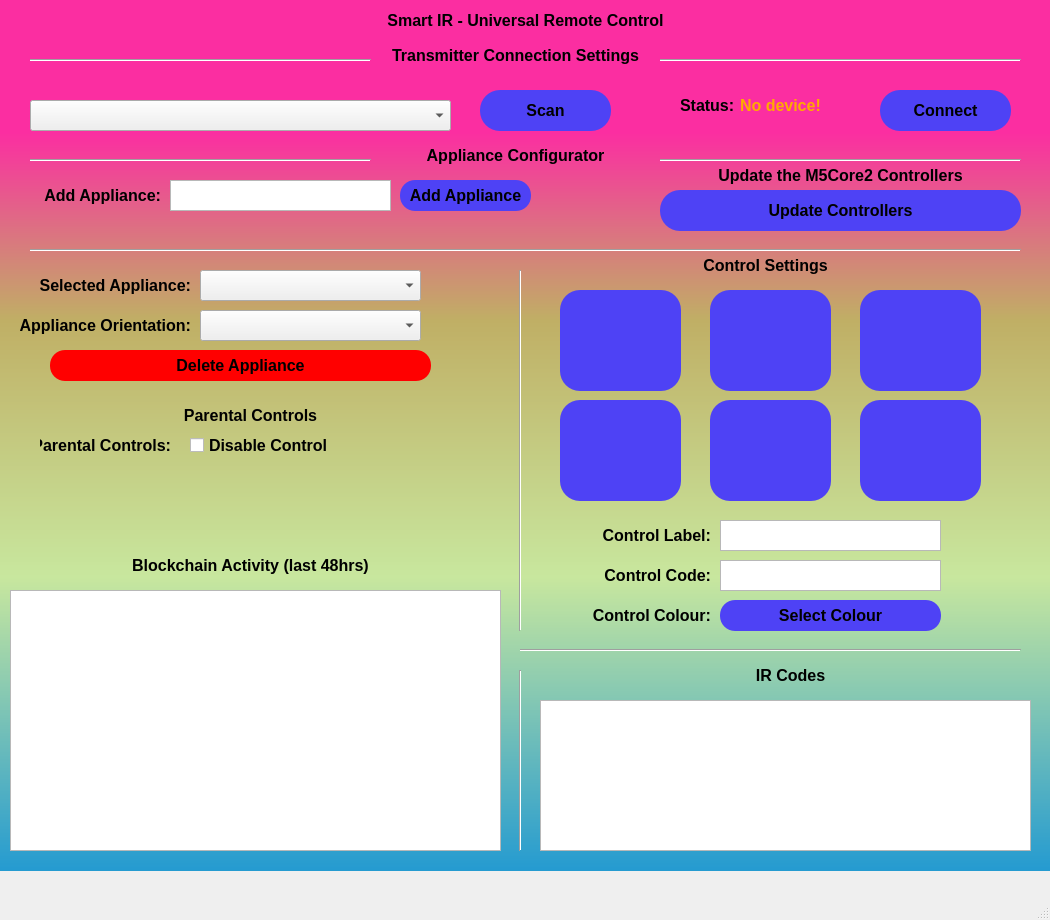
Old version of the form pc_software/ui/mainScreenUI.ui in the repository aburo8/ir-remote-saturn-yellow.
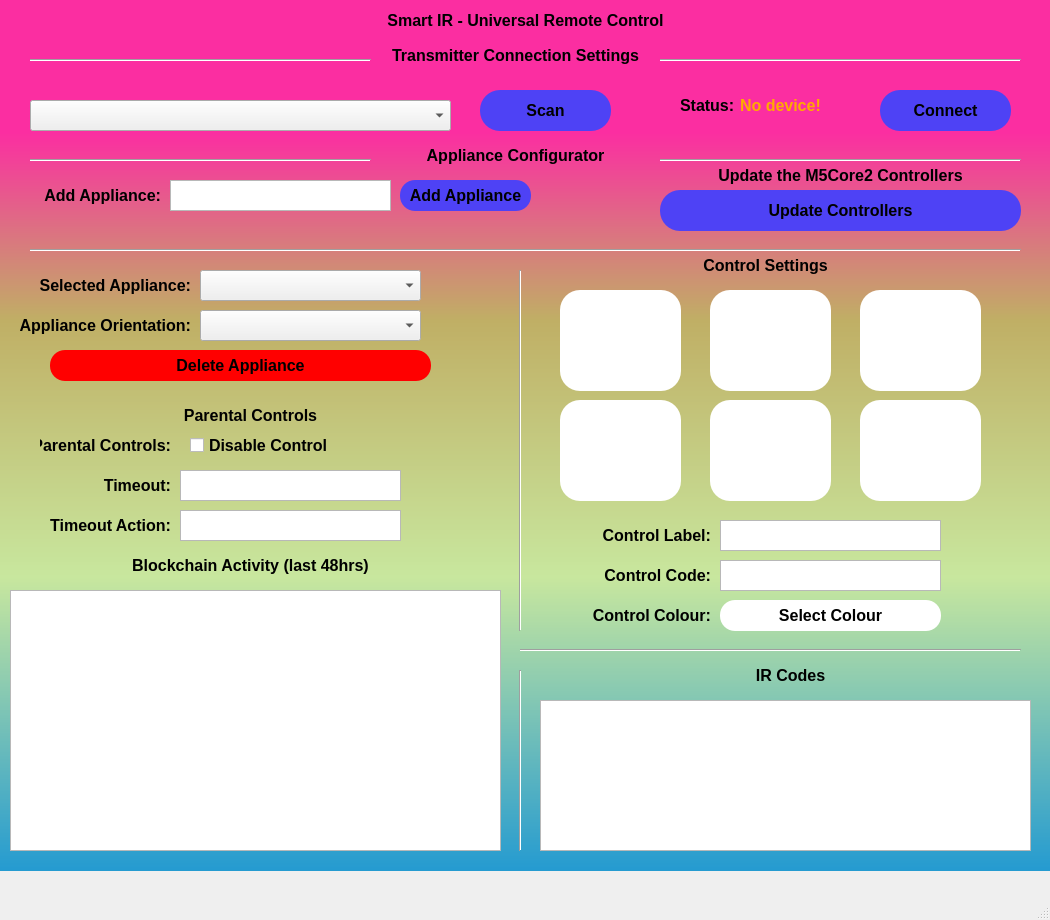
New version of the form.

Commit message: [Blockchain] Added timeout parental controls + GUI screen update

Patch:
```diff
--- a/pc_software/ui/mainScreenUI.ui
+++ b/pc_software/ui/mainScreenUI.ui
@@ -604,7 +604,7 @@
      </property>
      <property name="styleSheet">
       <string notr="true">border-radius:15px;
-background-color:rgb(78, 66, 245);
+background-color:rgb(255, 255, 255);
 font: 75 12pt &quot;MS Shell Dlg 2&quot;;</string>
      </property>
      <property name="text">
@@ -673,7 +673,7 @@
      </property>
      <property name="styleSheet">
       <string notr="true">border-radius:20px;
-background-color:rgb(78, 66, 245);
+background-color:rgb(255, 255, 255);
 font: 75 12pt &quot;MS Shell Dlg 2&quot;;</string>
      </property>
      <property name="text">
@@ -691,7 +691,7 @@
      </property>
      <property name="styleSheet">
       <string notr="true">border-radius:20px;
-background-color:rgb(78, 66, 245);
+background-color:rgb(255, 255, 255);
 font: 75 12pt &quot;MS Shell Dlg 2&quot;;</string>
      </property>
      <property name="text">
@@ -709,7 +709,7 @@
      </property>
      <property name="styleSheet">
       <string notr="true">border-radius:20px;
-background-color:rgb(78, 66, 245);
+background-color:rgb(255, 255, 255);
 font: 75 12pt &quot;MS Shell Dlg 2&quot;;</string>
      </property>
      <property name="text">
@@ -727,7 +727,7 @@
      </property>
      <property name="styleSheet">
       <string notr="true">border-radius:20px;
-background-color:rgb(78, 66, 245);
+background-color:rgb(255, 255, 255);
 font: 75 12pt &quot;MS Shell Dlg 2&quot;;</string>
      </property>
      <property name="text">
@@ -745,7 +745,7 @@
      </property>
      <property name="styleSheet">
       <string notr="true">border-radius:20px;
-background-color:rgb(78, 66, 245);
+background-color:rgb(255, 255, 255);
 font: 75 12pt &quot;MS Shell Dlg 2&quot;;</string>
      </property>
      <property name="text">
@@ -763,7 +763,7 @@
      </property>
      <property name="styleSheet">
       <string notr="true">border-radius:20px;
-background-color:rgb(78, 66, 245);
+background-color:rgb(255, 255, 255);
 font: 75 12pt &quot;MS Shell Dlg 2&quot;;</string>
      </property>
      <property name="text">
@@ -919,6 +919,92 @@
       <set>Qt::AlignCenter</set>
      </property>
     </widget>
+    <widget class="QLabel" name="staticProSplit_L_16">
+     <property name="geometry">
+      <rect>
+       <x>40</x>
+       <y>470</y>
+       <width>131</width>
+       <height>31</height>
+      </rect>
+     </property>
+     <property name="styleSheet">
+      <string notr="true">font: 75 12pt &quot;MS Shell Dlg 2&quot;;
+color:rgb(0,0,0);</string>
+     </property>
+     <property name="text">
+      <string>Timeout:</string>
+     </property>
+     <property name="alignment">
+      <set>Qt::AlignRight|Qt::AlignTrailing|Qt::AlignVCenter</set>
+     </property>
+    </widget>
+    <widget class="QTextEdit" name="timeout_t">
+     <property name="geometry">
+      <rect>
+       <x>180</x>
+       <y>470</y>
+       <width>221</width>
+       <height>31</height>
+      </rect>
+     </property>
+     <property name="toolTip">
+      <string>Enter timeout in minutes.</string>
+     </property>
+     <property name="readOnly">
+      <bool>false</bool>
+     </property>
+     <property name="html">
+      <string>&lt;!DOCTYPE HTML PUBLIC &quot;-//W3C//DTD HTML 4.0//EN&quot; &quot;http://www.w3.org/TR/REC-html40/strict.dtd&quot;&gt;
+&lt;html&gt;&lt;head&gt;&lt;meta name=&quot;qrichtext&quot; content=&quot;1&quot; /&gt;&lt;style type=&quot;text/css&quot;&gt;
+p, li { white-space: pre-wrap; }
+&lt;/style&gt;&lt;/head&gt;&lt;body style=&quot; font-family:'MS Shell Dlg 2'; font-size:12pt; font-weight:600; font-style:normal;&quot;&gt;
+&lt;p style=&quot;-qt-paragraph-type:empty; margin-top:0px; margin-bottom:0px; margin-left:0px; margin-right:0px; -qt-block-indent:0; text-indent:0px; font-size:8.25pt; font-weight:400;&quot;&gt;&lt;br /&gt;&lt;/p&gt;&lt;/body&gt;&lt;/html&gt;</string>
+     </property>
+    </widget>
+    <widget class="QLabel" name="staticProSplit_L_17">
+     <property name="geometry">
+      <rect>
+       <x>40</x>
+       <y>510</y>
+       <width>131</width>
+       <height>31</height>
+      </rect>
+     </property>
+     <property name="styleSheet">
+      <string notr="true">font: 75 12pt &quot;MS Shell Dlg 2&quot;;
+color:rgb(0,0,0);</string>
+     </property>
+     <property name="text">
+      <string>Timeout Action:</string>
+     </property>
+     <property name="alignment">
+      <set>Qt::AlignRight|Qt::AlignTrailing|Qt::AlignVCenter</set>
+     </property>
+    </widget>
+    <widget class="QTextEdit" name="timeoutAction_t">
+     <property name="geometry">
+      <rect>
+       <x>180</x>
+       <y>510</y>
+       <width>221</width>
+       <height>31</height>
+      </rect>
+     </property>
+     <property name="toolTip">
+      <string>&lt;html&gt;&lt;head/&gt;&lt;body&gt;&lt;p&gt;Enter an action to execute at the timeout. This can be determined by reading blockchain activity. Action values should be between 1-24 (inclusive).&lt;/p&gt;&lt;/body&gt;&lt;/html&gt;</string>
+     </property>
+     <property name="readOnly">
+      <bool>false</bool>
+     </property>
+     <property name="html">
+      <string>&lt;!DOCTYPE HTML PUBLIC &quot;-//W3C//DTD HTML 4.0//EN&quot; &quot;http://www.w3.org/TR/REC-html40/strict.dtd&quot;&gt;
+&lt;html&gt;&lt;head&gt;&lt;meta name=&quot;qrichtext&quot; content=&quot;1&quot; /&gt;&lt;style type=&quot;text/css&quot;&gt;
+p, li { white-space: pre-wrap; }
+&lt;/style&gt;&lt;/head&gt;&lt;body style=&quot; font-family:'MS Shell Dlg 2'; font-size:12pt; font-weight:600; font-style:normal;&quot;&gt;
+&lt;p style=&quot;-qt-paragraph-type:empty; margin-top:0px; margin-bottom:0px; margin-left:0px; margin-right:0px; -qt-block-indent:0; text-indent:0px; font-size:8.25pt; font-weight:400;&quot;&gt;&lt;br /&gt;&lt;/p&gt;&lt;/body&gt;&lt;/html&gt;</string>
+     </property>
+    </widget>
    </widget>
   </widget>
   <widget class="QMenuBar" name="File">
```
Left out of the diff: 30 changed lines with no effect on the pictures. The commit also changes 11 other files.
